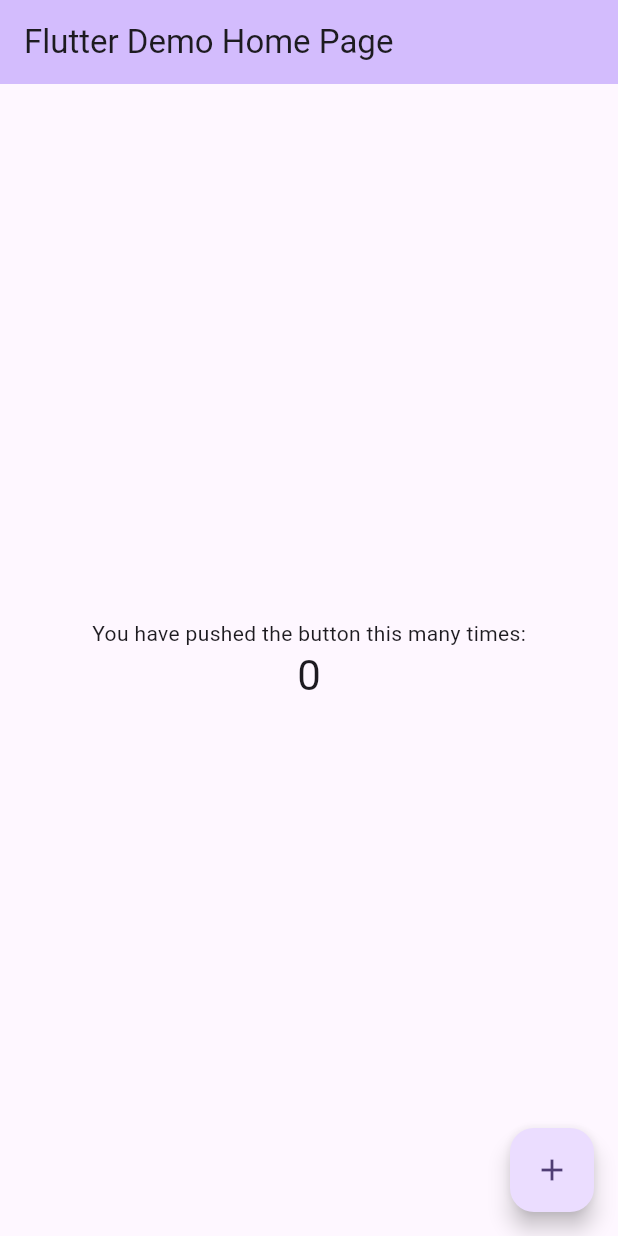
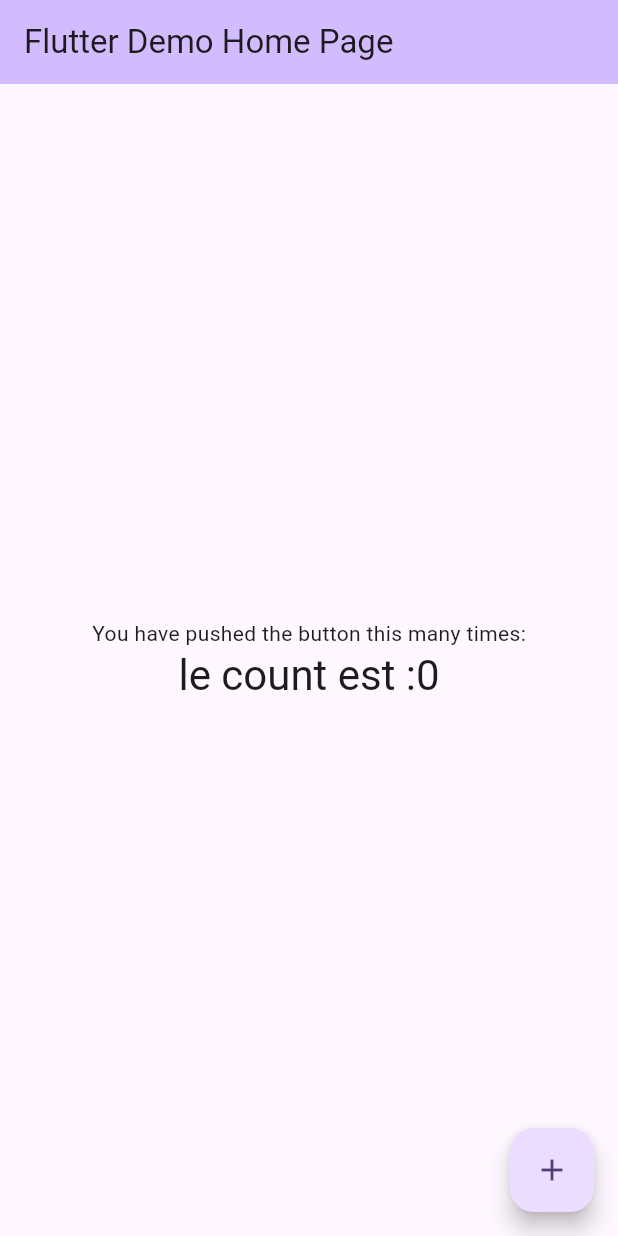
Before and after one commit to Espoi2000/test-ci-cd, a Flutter app: the screen it shows after launch, on a phone screen of 412 x 824 dp. Run offline on Flutter 3.47's test engine with Material 3 defaults, Android fonts, the phone set to English and light mode, and no system bars.

```diff
--- a/lib/main.dart
+++ b/lib/main.dart
@@ -106,7 +106,7 @@ class _MyHomePageState extends State<MyHomePage> {
               'You have pushed the button this many times:',
             ),
             Text(
-              '${counter.counter}',
+              'le count est :${counter.counter}',
               style: Theme.of(context).textTheme.headlineMedium,
             ),
           ],
```
Also changed, not shown: 1 other file.
